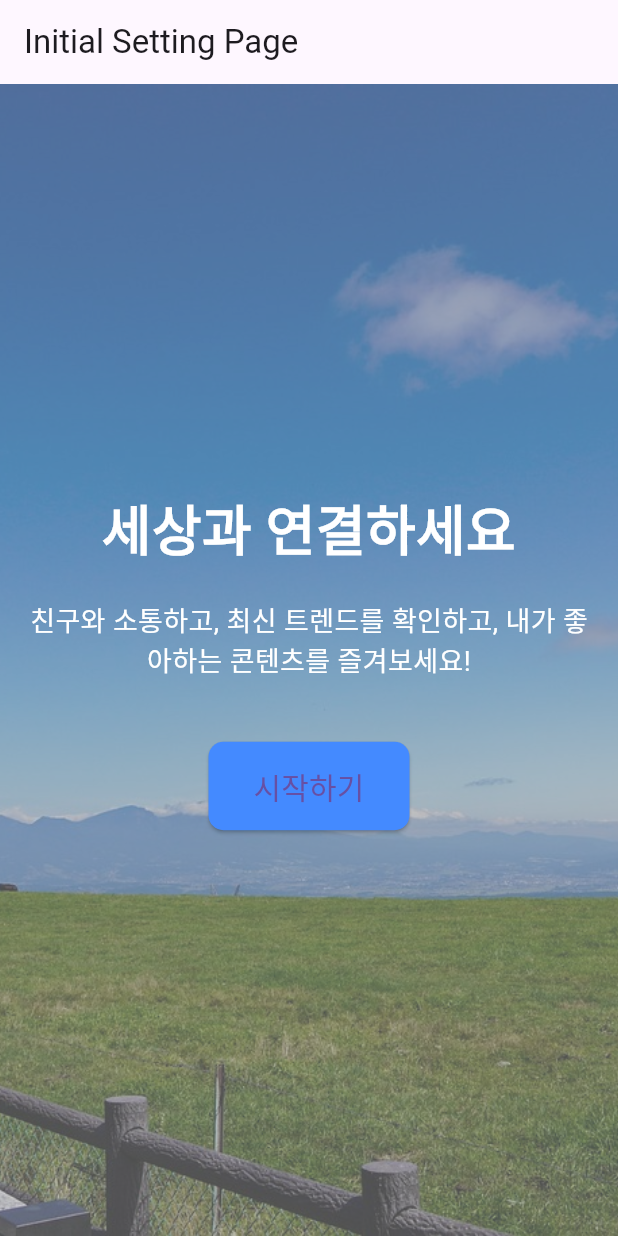
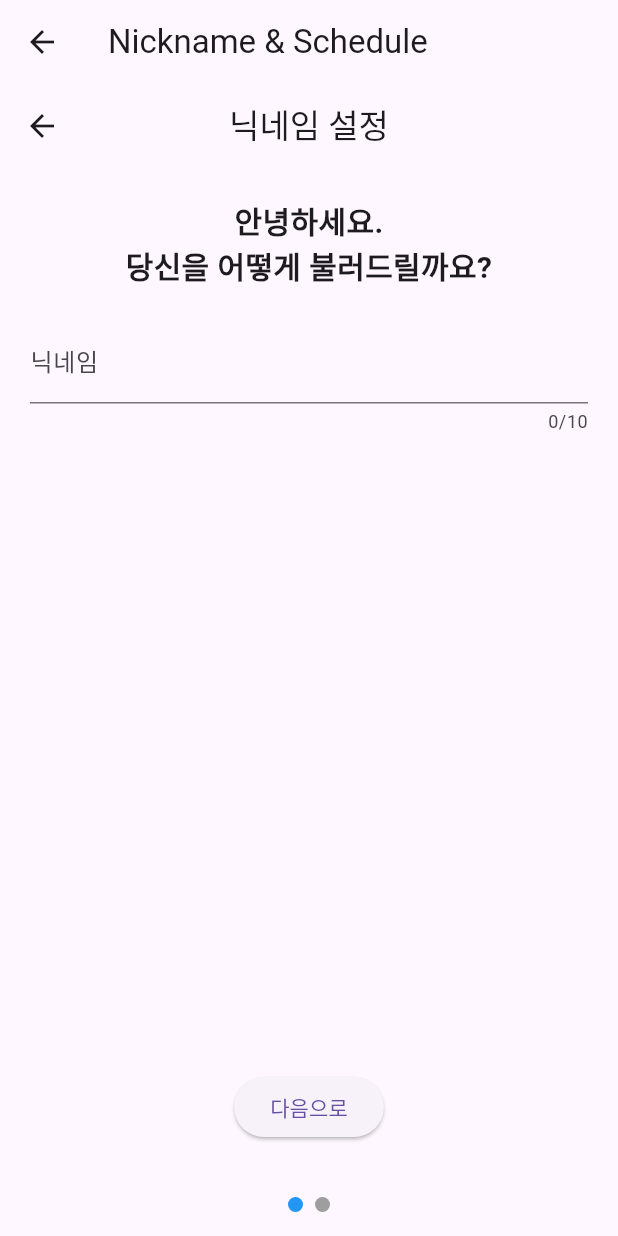
Before and after one commit to Mallang-Diary/MallangDiary-FrontEnd, a Flutter app: the InitialSettingPage screen opened directly, on a phone screen of 412 x 824 dp. Run offline on Flutter 3.47's test engine with Material 3 defaults, Android fonts, the phone set to English and light mode, and no system bars; drawn by our look-alikes of smooth_page_indicator; our stand-ins replace supabase; accounts and stored records are empty.

Commit message:
[page] inital setting page develop

```diff
--- a/lib/main.dart
+++ b/lib/main.dart
@@ -1,5 +1,7 @@
 import 'package:flutter/material.dart';
-import 'package:mallang_project_v1/initial_setting_page.dart';
+import 'package:mallang_project_v1/setting_page.dart';
+import 'package:mallang_project_v1/page/caller/caller_screen.dart';
+import 'package:mallang_project_v1/page/initial_setting/nickname_page.dart';
 import 'package:mallang_project_v1/page_indicator.dart';
 import 'package:supabase/supabase.dart';
 
@@ -26,10 +28,12 @@ class MyApp extends StatelessWidget {
       theme: ThemeData(
         primarySwatch: Colors.lightBlue,
       ),
+      //home: CallerScreen(),
       home: MyHomePage(supabase: supabase),
       routes: {
-        '/initial_setting': (context) => InitialSettingPage(),
+        '/initial_setting_origin': (context) => SettingPage(),
         '/page_indicator': (context) => PageIndicator(),
+        //'/initial_setting': (context) => NickNamePage(),
       },
     );
   }
@@ -49,7 +53,7 @@ class MyHomePage extends StatelessWidget {
       body: Center(
         child: ElevatedButton(
           onPressed: (){
-            Navigator.pushNamed(context, '/initial_setting');
+            Navigator.pushNamed(context, '/initial_setting_origin');
           },
             child: Text('Go to Initial Setting Page')),
       ),
--- /dev/null
+++ b/lib/page/initial_setting/initial_setting_page.dart
@@ -0,0 +1,57 @@
+import 'package:flutter/material.dart';
+import 'package:mallang_project_v1/page/initial_setting/callschedule_page.dart';
+import 'package:mallang_project_v1/page/initial_setting/nickname_page.dart';
+import 'package:smooth_page_indicator/smooth_page_indicator.dart';
+
+class InitialSettingPage extends StatefulWidget {
+  @override
+  State<StatefulWidget> createState() {
+    // TODO: implement createState
+    return _InitialSettingPageState();
+  }
+}
+
+class _InitialSettingPageState extends State<InitialSettingPage> {
+  final PageController _pageController = PageController();
+  String nickname = '';
+
+  @override
+  Widget build(BuildContext context) {
+    return Scaffold(
+      appBar: AppBar(title: Text('Nickname & Schedule')),
+      body: Column(
+        children: [
+          Expanded(
+            child: PageView(
+              controller: _pageController,
+              children: [
+                NickNamePage(onNickNameEntered: (value) {
+                  setState(() {
+                    nickname = value;  // 닉네임 업데이트
+                  });
+                  _pageController.nextPage(
+                    duration: Duration(milliseconds: 300),
+                    curve: Curves.easeIn,
+                  );
+                }),
+                CallSchedulePage(nickname: nickname),
+              ],
+            ),
+          ),
+          Padding(
+            padding: const EdgeInsets.all(16.0),
+            child: SmoothPageIndicator(
+              controller: _pageController,
+              count: 2,
+              effect: WormEffect(
+                dotWidth: 10,
+                dotHeight: 10,
+                activeDotColor: Colors.blue,
+              ),
+            ),
+          ),
+        ],
+      ),
+    );
+  }
+}
--- /dev/null
+++ b/lib/page/initial_setting/nickname_page.dart
@@ -0,0 +1,52 @@
+import 'package:flutter/material.dart';
+
+import 'callschedule_page.dart';
+
+class NickNamePage extends StatelessWidget {
+  final Function(String) onNickNameEntered;
+  final TextEditingController _nicknameController = TextEditingController();
+
+  NickNamePage({required this.onNickNameEntered});
+
+  @override
+  Widget build(BuildContext context) {
+    return Scaffold(
+      appBar: AppBar(
+        title: Text('닉네임 설정'),
+        centerTitle: true,
+      ),
+      body: Padding(
+        padding: const EdgeInsets.all(20.0),
+        child: Column(
+          mainAxisAlignment: MainAxisAlignment.center,
+          crossAxisAlignment: CrossAxisAlignment.center,
+          children: [
+            Text(
+              '안녕하세요.\n당신을 어떻게 불러드릴까요?',
+              style: TextStyle(fontSize: 20, fontWeight: FontWeight.bold),
+              textAlign: TextAlign.center,
+            ),
+            SizedBox(height: 20),
+            TextField(
+              controller: _nicknameController,
+              decoration: InputDecoration(
+                labelText: '닉네임',
+                hintText: '2~10자',
+              ),
+              maxLength: 10,
+            ),
+            Spacer(),
+            ElevatedButton(
+              onPressed: () {
+                if (_nicknameController.text.length >= 2) {
+                  onNickNameEntered(_nicknameController.text);
+                }
+              },
+              child: Text('다음으로'),
+            ),
+          ],
+        ),
+      ),
+    );
+  }
+}
--- a/lib/initial_setting_page.dart
+++ b/lib/setting_page.dart
@@ -1,7 +1,8 @@
-import 'package:flutter/cupertino.dart';
 import 'package:flutter/material.dart';
+import 'package:mallang_project_v1/page/initial_setting/nickname_page.dart';
 
-class InitialSettingPage extends StatelessWidget {
+
+class SettingPage extends StatelessWidget {
   @override
   Widget build(BuildContext context) {
     // TODO: implement build
@@ -47,9 +48,23 @@ class InitialSettingPage extends StatelessWidget {
                 ),
                 SizedBox(height: 40),
                 ElevatedButton(
-                    onPressed: (){
-                      Navigator.pushNamed(context, '/page_indicator');
-                    },
+                  onPressed: () {
+                    // NickNamePage로 이동하면서 onNickNameEntered 콜백을 전달
+                    Navigator.push(
+                      context,
+                      MaterialPageRoute(
+                        builder: (context) => NickNamePage(
+                          onNickNameEntered: (nickname) {
+                            // 입력된 닉네임을 처리하는 로직을 추가합니다.
+                            print('입력된 닉네임: $nickname');
+                            // 닉네임 입력 후 원하는 페이지로 이동하거나 상태를 업데이트합니다.
+                            // 예를 들어, Navigator.pushNamed(context, '/page_indicator');
+                            Navigator.pop(context); // 이전 페이지로 돌아가기
+                          },
+                        ),
+                      ),
+                    );
+                  },
                     style: ElevatedButton.styleFrom(
                       backgroundColor: Colors.blueAccent,
                       padding: EdgeInsets.symmetric(horizontal: 30, vertical: 15),
```
Also changed, not shown: lib/constant/constant.dart (added, +32 -0 lines), lib/page/caller/caller_screen.dart (added, +293 -0 lines), lib/page/initial_setting/callschedule_page.dart (added, +102 -0 lines), lib/page_indicator.dart (+11 -11 lines), 1 other file.
